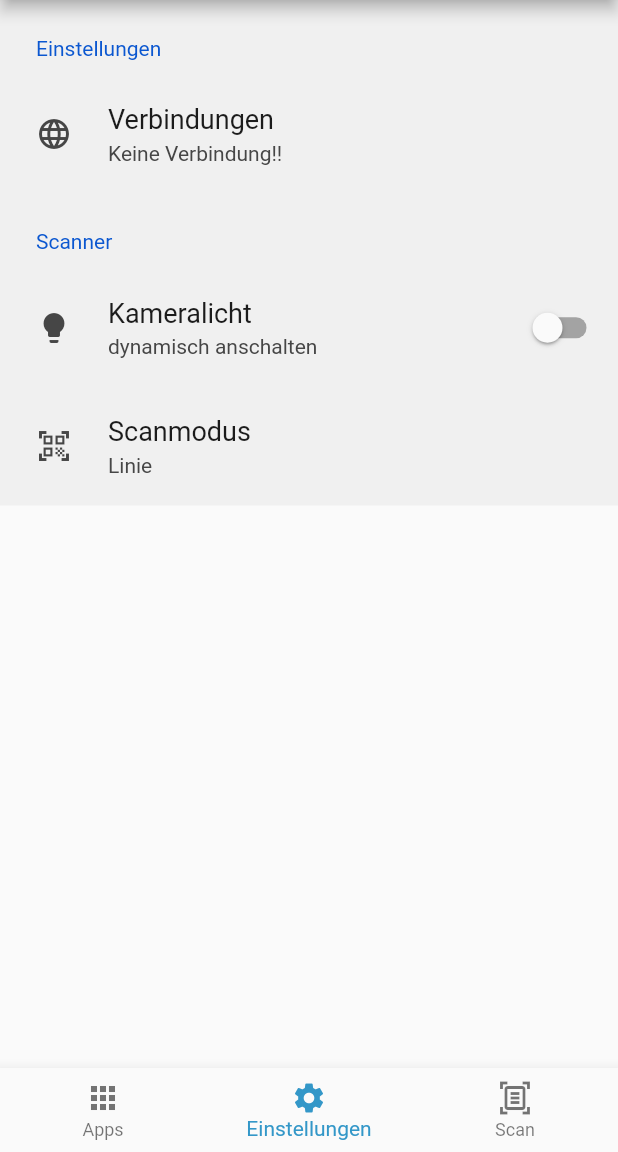
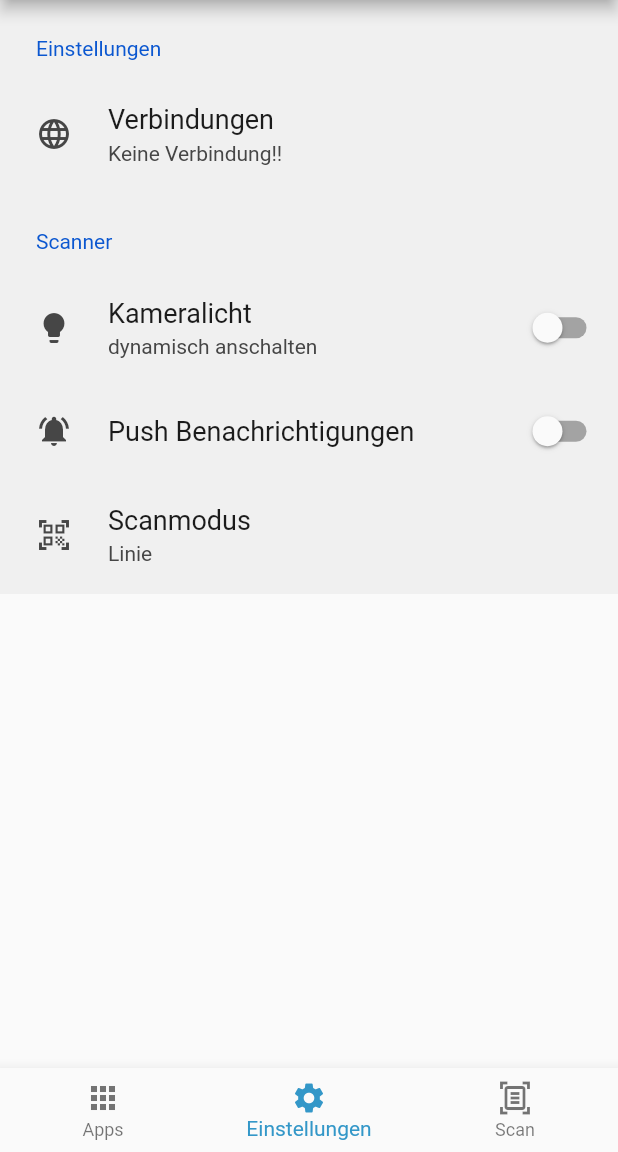
Before and after one commit to itavero-em/mobile_flutter, a Flutter app: the screen it shows after launch, on a phone screen of 412 x 824 dp, the part 84-1236 px from its top. Run offline on Flutter 3.47's test engine with Material 2 defaults, Android fonts, the phone set to English and light mode, and no system bars; drawn by our look-alikes of settings_ui; our stand-ins replace device_preview, flutter_platform_widgets, flutter_slidable, permission_handler, shared_preferences, webview_flutter; missing offline and left inert: scandit_flutter_datacapture_barcode, scandit_flutter_datacapture_core.

Commit message:
Push-Benachrichtigung im Setting, Icons bearbeitet

```diff
--- a/lib/models/settings_model.dart
+++ b/lib/models/settings_model.dart
@@ -30,55 +30,19 @@ class SettingsModel {
   @JsonKey(name: 'kamera_licht')
   bool cameraLight = false;
 
+  @JsonKey(name: 'push_benachrichtigungen')
+  bool pushMessageEnabled = false;
+
   SettingsModel(
       {required this.verbindungen,
       required this.aktiveVerbindung,
       required this.scanViewFinderMode,
-      required this.cameraLight});
+      required this.cameraLight,
+      required this.pushMessageEnabled});
 
- /* Map<String, dynamic> toJson() {
-    return {
-      'aktive_verbindung': this.aktiveVerbindung,
-      'verbindungen': this.verbindungen,
-      'scan_viewfindermode': this.scanViewFinderMode.jsonValue,
-      'kamera_licht' : this.cameraLight
-    };
-  }*/
-
-/*  factory SettingsModel.fromJson(Map<String, dynamic> map) {
-    var v = map['verbindungen'] as List<dynamic>;
-    var list = v.map((e) => ConnectionModel.fromJson(e)).toList();
-    var jsonViewFinderMode = map['scan_viewfindermode'];
-    ScanViewFinderMode scanviewfindermode = ScanViewFinderMode.rectangle;
-    if (jsonViewFinderMode != null)
-      {
-         scanviewfindermode = ScanViewFinderMode.fromValue( jsonViewFinderMode );
-
-      }
-    var camLight = false;
-    if (map['kamera_licht'] != null)
-      {
-        camLight = map['kamera_licht'] as bool;
-      }
-
-
-    return SettingsModel(
-        verbindungen: list,
-        aktiveVerbindung: ConnectionModel.fromJson(map['aktive_verbindung']),
-        scanViewFinderMode: scanviewfindermode,
-      cameraLight: camLight
-    );
-  }*/
-// factory SettingsModel.fromJSON(Map<String, dynamic> map) {
-//   return SettingsModel(
-//     verbindungen: map['verbindungen'] as List<ConnectionModel>,
-//   );
-// }
-
-
-
-  factory SettingsModel.fromJson(Map<String, dynamic> json) => _$SettingsModelFromJson(json);
-
-
+  // Deserialisieren
+  factory SettingsModel.fromJson(Map<String, dynamic> json) =>
+      _$SettingsModelFromJson(json);
+  // Serialisieren
   Map<String, dynamic> toJson() => _$SettingsModelToJson(this);
 }
--- a/lib/screens/connections/connection_create_screen.dart
+++ b/lib/screens/connections/connection_create_screen.dart
@@ -54,7 +54,7 @@ class _ConnectionCreateView extends State<ConnectionCreateScreen> {
               decoration: InputDecoration(
                   labelText: 'Name',
                   helperText: 'Name der Verbindung eingeben',
-                  prefixIcon: Icon(Icons.group),
+                  prefixIcon: Icon(Icons.abc),
                   border: OutlineInputBorder(
                     borderRadius: BorderRadius.circular(20),
                   )),
@@ -65,7 +65,7 @@ class _ConnectionCreateView extends State<ConnectionCreateScreen> {
               decoration: InputDecoration(
                   labelText: 'URL',
                   helperText: 'Url eingeben',
-                  prefixIcon: Icon(Icons.abc),
+                  prefixIcon: Icon(Icons.link),
                   border: OutlineInputBorder(
                     borderRadius: BorderRadius.circular(20),
                   )),
--- a/lib/screens/connections/connection_edit_screen.dart
+++ b/lib/screens/connections/connection_edit_screen.dart
@@ -37,7 +37,7 @@ class _ConnectionCreateView extends State<ConnectionEditScreen> {
               decoration: InputDecoration(
                   labelText: 'Name',
                   helperText: 'Name der Verbindung eingeben',
-                  prefixIcon: Icon(Icons.group),
+                  prefixIcon: Icon(Icons.abc),
                   border: OutlineInputBorder(
                     borderRadius: BorderRadius.circular(20),
                   )),
@@ -47,7 +47,7 @@ class _ConnectionCreateView extends State<ConnectionEditScreen> {
               decoration: InputDecoration(
                   labelText: 'URL',
                   helperText: 'Url eingeben',
-                  prefixIcon: Icon(Icons.abc),
+                  prefixIcon: Icon(Icons.link),
                   border: OutlineInputBorder(
                     borderRadius: BorderRadius.circular(20),
                   )),
--- a/lib/screens/settings/settings_screen.dart
+++ b/lib/screens/settings/settings_screen.dart
@@ -65,6 +65,20 @@ class _SettingsScreenState extends State<SettingsScreen> {
               title: Text('Kameralicht'),
               description: Text('dynamisch anschalten'),
             ),
+            SettingsTile.switchTile(
+              onToggle: (value) {
+                print(value);
+
+                setState(() {
+                  settingsProvider.enablePushMessages(value);
+                });
+
+              },
+              initialValue: Provider.of<SettingsProvider>(context).settingsModel.pushMessageEnabled,
+              leading: Provider.of<SettingsProvider>(context).settingsModel.pushMessageEnabled ? Icon(Icons.notifications_paused) : Icon(Icons.notifications_active),
+              title: Text('Push Benachrichtigungen'),
+
+            ),
             SettingsTile.navigation(
               onPressed: (ctx) {
                 _showActionSheet(context);
```
Also changed, not shown: lib/provider/settings_provider.dart (+7 -0 lines), lib/services/preference_service.dart (+17 -15 lines), lib/models/settings_model.g.dart.
